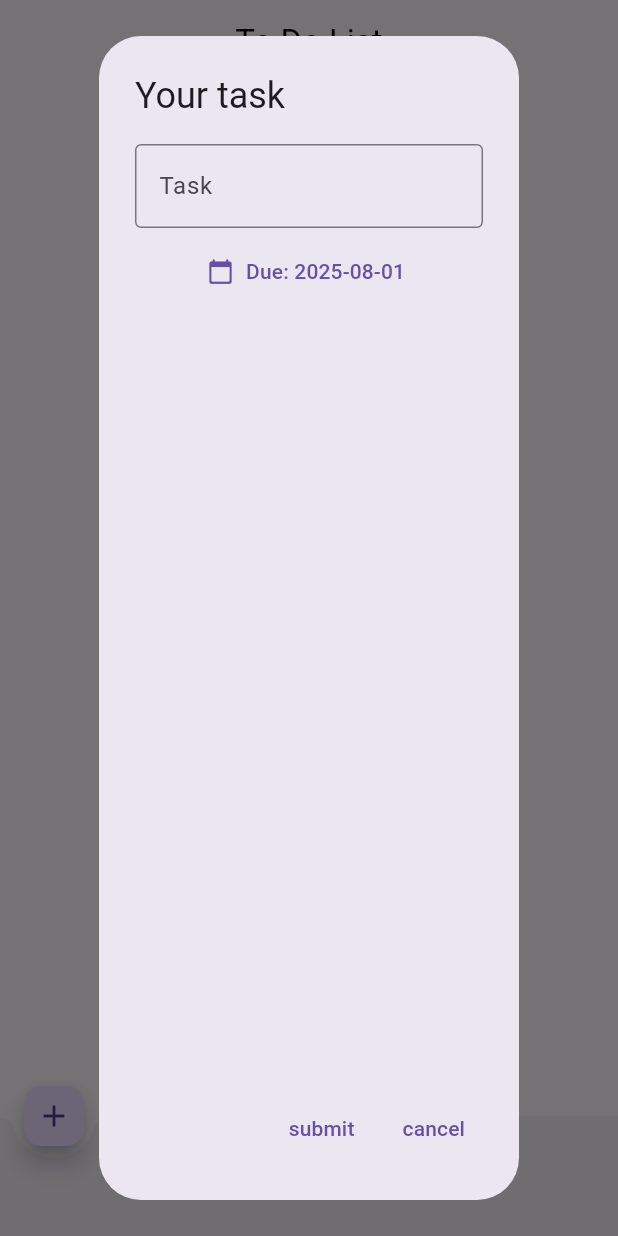
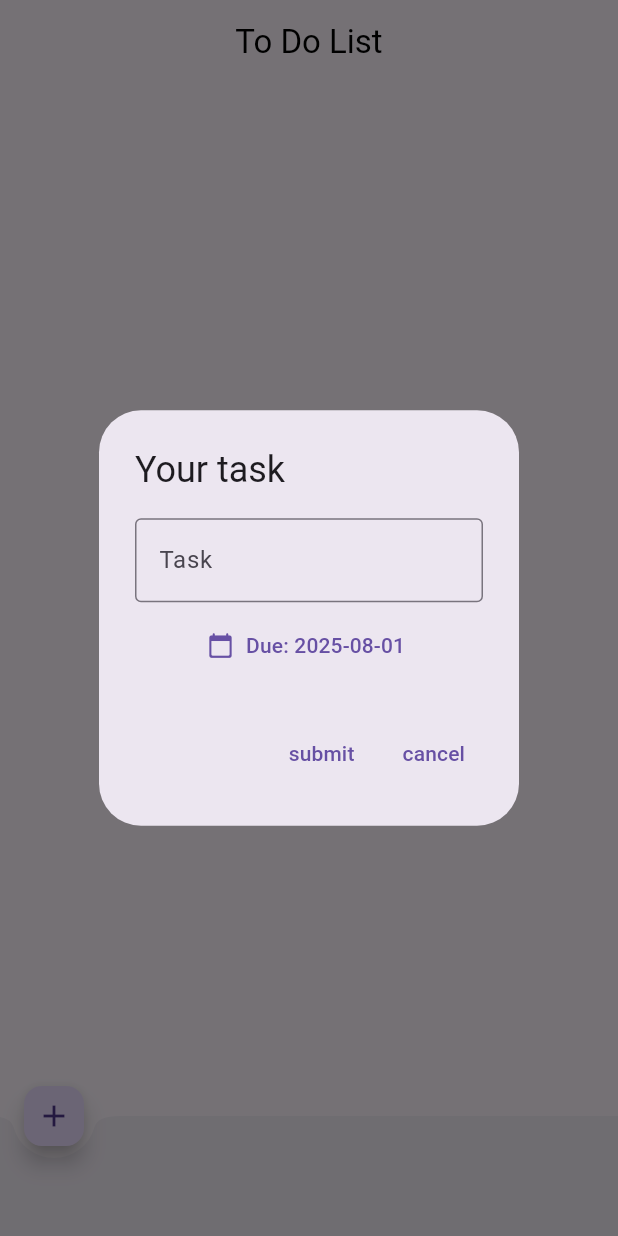
Before and after one commit to Sakai12404/To-Do-List, a Flutter app: the screen it shows after launch, after a tap on the "add" icon, on a phone screen of 412 x 824 dp. Run offline on Flutter 3.47's test engine with Material 3 defaults, Android fonts, the phone set to English and light mode, and no system bars.

Commit message:
Made the task creation look better

```diff
--- a/lib/screen/checklist.dart
+++ b/lib/screen/checklist.dart
@@ -49,7 +49,7 @@ class _CheckListState extends State<CheckList> with WidgetsBindingObserver {
               itemCount: tasks.length,
               itemBuilder: (context, index) {
                 final task = tasks[index];
-                return _buildTaskBoxCheckListCard(task,index);
+                return _buildTaskBoxCheckListCard(task, index);
               },
             ),
           ),
@@ -83,7 +83,7 @@ class _CheckListState extends State<CheckList> with WidgetsBindingObserver {
     });
   }
 
-  Card _buildTaskBoxCheckListCard(Task task,int index) {
+  Card _buildTaskBoxCheckListCard(Task task, int index) {
     return Card(
       color: Colors.black,
       child: Dismissible(
@@ -153,15 +153,17 @@ class _CheckListState extends State<CheckList> with WidgetsBindingObserver {
   }
 
   // ignore: no_leading_underscores_for_local_identifiers
-  void _showTaskCreationScreen(BuildContext context,TextEditingController _controller) {
+  void _showTaskCreationScreen(BuildContext context,TextEditingController _controller,) {
     DateTime? selectedDate = DateTime.now();
     showDialog(
       context: context,
       builder: (context) => AlertDialog(
         title: Text("Your task"),
-        content: Column(
+        content: IntrinsicHeight(
+          child: Column(
             children: [
               TextField(
+                maxLines: null,
                 controller: _controller,
                 decoration: InputDecoration(
                   border: OutlineInputBorder(),
@@ -186,6 +188,7 @@ class _CheckListState extends State<CheckList> with WidgetsBindingObserver {
               ),
             ],
           ),
+        ),
         actions: [
           TextButton(
             child: Text("submit"),
```
Lines whose indentation alone changed are shown as unchanged.
